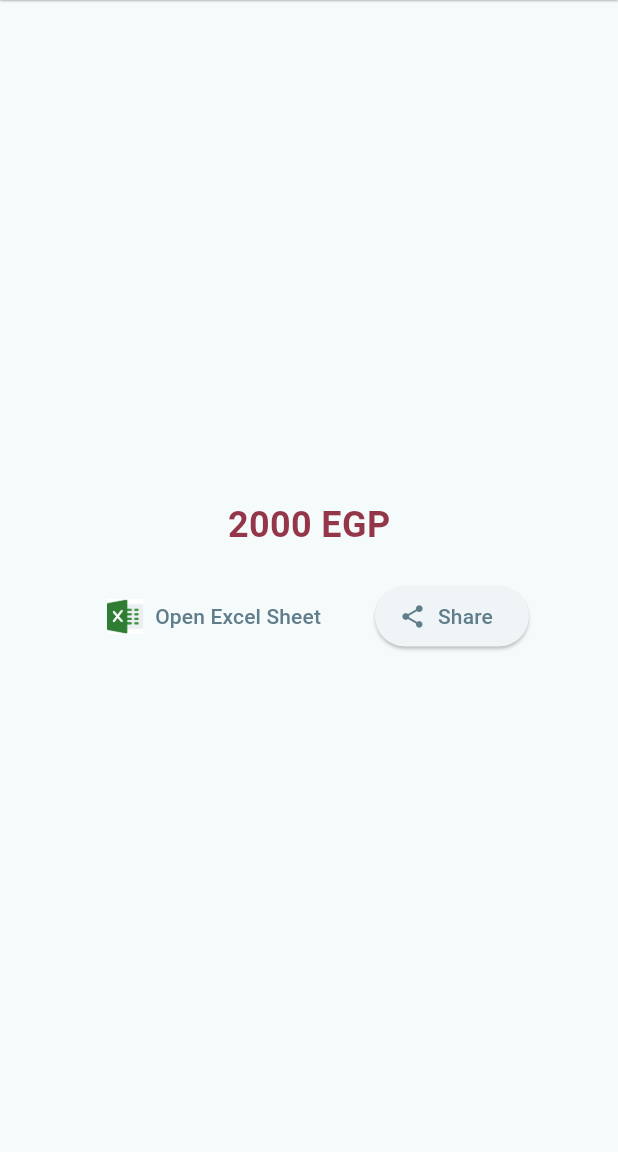
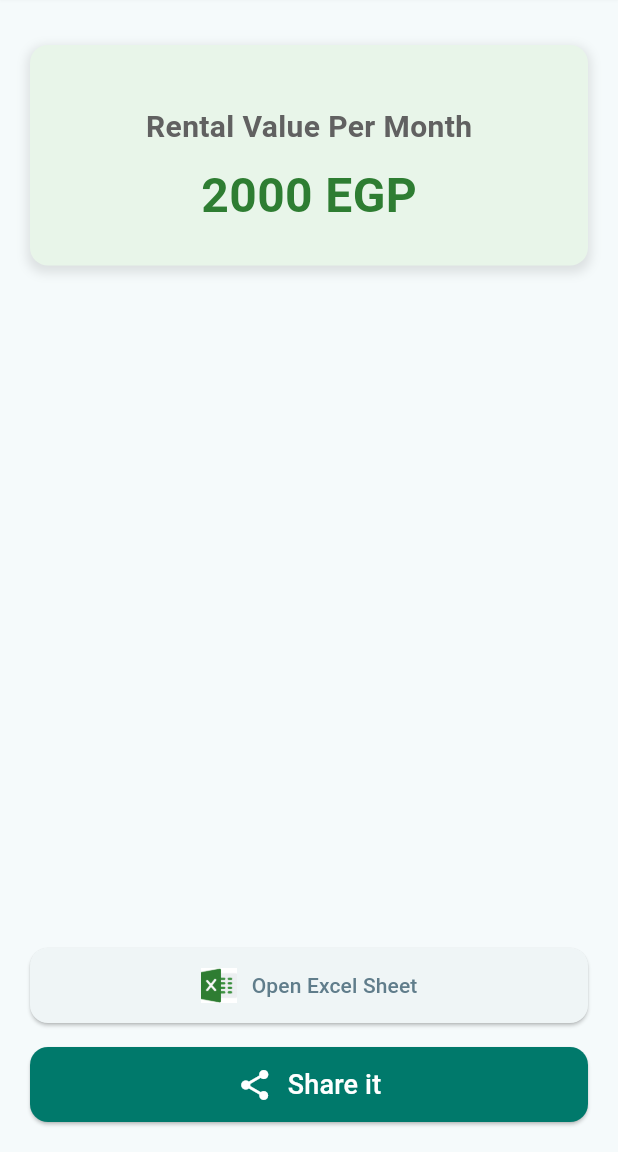
Before and after one commit to Amortization-Calculator/amortization-calculator-app, a Flutter app: the ResultScreen screen opened by its route, on a phone screen of 412 x 824 dp, the part 84-1236 px from its top. Run offline on Flutter 3.47's test engine with Material 3 defaults, Android fonts, the phone set to English and light mode, and no system bars; our stand-ins replace connectivity_plus, get, share_plus; missing offline and left inert: open_file_plus.

Commit message:
re design result screen

```diff
--- a/lib/screens/result_screen.dart
+++ b/lib/screens/result_screen.dart
@@ -16,11 +16,8 @@ class _ResultScreenState extends State<ResultScreen> {
   var _openResult = 'Unknown';
   File? _fileToShare;
 
-
-
   Future<void> openFile() async {
     if (_fileToShare != null) {
-      // If the file is already created, try opening it
       final result = await OpenFile.open(_fileToShare!.path);
       setState(() {
         _openResult = "type=${result.type}  message=${result.message}";
@@ -82,54 +79,82 @@ class _ResultScreenState extends State<ResultScreen> {
           'lib/assets/logo-transparent-png.png',
           height: 60.0,
         ),
-        scrolledUnderElevation: 0.0,
         backgroundColor: Colors.white,
         elevation: 0.5,
-        shadowColor: Colors.black,
+        shadowColor: Colors.black.withOpacity(0.1),
         centerTitle: true,
       ),
-      body: Column(
-        mainAxisAlignment: MainAxisAlignment.center,
+      body: Padding(
+        padding: const EdgeInsets.symmetric(horizontal: 20.0),
+        child: Column(
           children: [
+            SizedBox(height: 30.0), // Adjust this value to move the section up
+            Container(
+              padding: const EdgeInsets.all(24.0),
+              width: double.infinity,
+              constraints: BoxConstraints(maxWidth: 600),
+              decoration: BoxDecoration(
+                color: Colors.green[50],
+                borderRadius: BorderRadius.circular(12.0),
+                boxShadow: [
+                  BoxShadow(
+                    color: Colors.black.withOpacity(0.1),
+                    spreadRadius: 2,
+                    blurRadius: 5,
+                    offset: Offset(0, 3),
+                  ),
+                ],
+              ),
+              child: Column(
+                mainAxisSize: MainAxisSize.min,
+                children: [
+                  SizedBox(height: 16.0),
+                  Text(
+                    'Rental Value Per Month',
+                    style: TextStyle(
+                      fontSize: 20.0,
+                      fontWeight: FontWeight.w600,
+                      color: Colors.grey[700],
+                    ),
+                  ),
+                  SizedBox(height: 8.0),
                   Text(
                     '2000 EGP',
                     style: TextStyle(
-              fontSize: 24.0,
+                      fontSize: 32.0,
                       fontWeight: FontWeight.bold,
-              color: Color(0xFF94364a),
+                      color: Colors.green[800],
                     ),
                   ),
-          SizedBox(height: 20.0),
-          Row(
+                ],
+              ),
+            ),
+            Spacer(),
+            ElevatedButton(
+              onPressed: openFile,
+              style: ElevatedButton.styleFrom(
+                padding: EdgeInsets.symmetric(horizontal: 20.0, vertical: 12.0),
+                minimumSize: Size(double.infinity, 50.0),
+                shape: RoundedRectangleBorder(
+                  borderRadius: BorderRadius.circular(12.0),
+                ),
+
+              ),
+              child: Row(
                 mainAxisAlignment: MainAxisAlignment.center,
                 children: [
-              TextButton.icon(
-                onPressed: openFile,
-                icon: Image.asset(
+                  Image.asset(
                     'lib/assets/excel.png',
                     height: 24.0,
                     width: 24.0,
                   ),
-                label: Text('Open Excel Sheet'),
+                  SizedBox(width: 10.0),
+                  Text('Open Excel Sheet'),
+                ],
               ),
-              SizedBox(width: 20.0),
-              ElevatedButton.icon(
-                /* try {
-      getFile();
-      final result = await OpenFile.open(_fileToShare!.path);
-      setState(() {
-        _openResult = "type=${result.type}  message=${result.message}";
-      });
-
-      if (result.type == ResultType.noAppToOpen) {
-        _showNoAppDialog();
-      }
-    } catch (e) {
-      setState(() {
-        _openResult = "Error: $e";
-      });
-    }
-                * */
+            ),
+            SizedBox(height: 16.0),
+            ElevatedButton(
               onPressed: () async {
                 final ByteData data = await rootBundle.load('lib/assets/test.xlsx');
                 final Directory tempDir = await getTemporaryDirectory();
@@ -138,12 +163,29 @@ class _ResultScreenState extends State<ResultScreen> {
                 _fileToShare = tempFile;
                 Share.shareXFiles([XFile(_fileToShare!.path)]);
               },
-                icon: Icon(Icons.share),
-                label: Text('Share'),
+              style: ElevatedButton.styleFrom(
+                backgroundColor: Colors.teal[700],
+                padding: EdgeInsets.symmetric(horizontal: 20.0, vertical: 12.0),
+                minimumSize: Size(double.infinity, 50.0),
+                shape: RoundedRectangleBorder(
+                  borderRadius: BorderRadius.circular(12.0),
                 ),
+              ),
+              child: Row(
+                mainAxisAlignment: MainAxisAlignment.center,
+                children: [
+                  Icon(Icons.share, size: 24.0,color: Colors.white,),
+                  SizedBox(width: 10.0),
+                  Text('Share it',style: TextStyle(
+                    color: Colors.white,
+                    fontSize: 18
+                  ),),
                 ],
               ),
+            ),
+            SizedBox(height: 20.0),
           ],
+        ),
       ),
     );
   }
```
Lines whose indentation alone changed are shown as unchanged.
